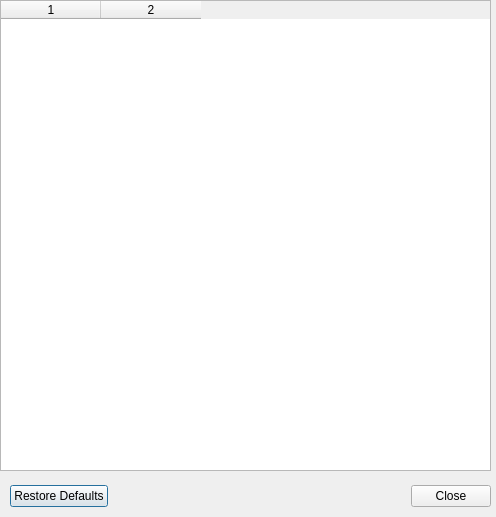
Before: the Qt Designer form src/keyboardshortcuts.ui in CsoundQt/CsoundQt, drawn with Qt 5.
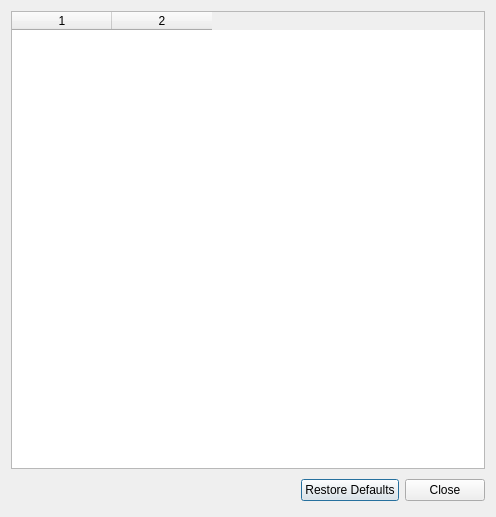
After: the same form once the commit is applied.

Commit message: Keyboard shortcuts window now scales properly Added set Editor Focus action (Alt+0 default shortcut) Inspector now switches to appropriate line when keyboard is used to navigate it.

Diff of the .ui file:
```diff
--- a/src/keyboardshortcuts.ui
+++ b/src/keyboardshortcuts.ui
@@ -21,29 +21,39 @@
   <property name="windowTitle" >
    <string>Keyboard Shortcuts</string>
   </property>
-  <widget class="QWidget" name="layoutWidget" >
-   <property name="geometry" >
-    <rect>
-     <x>10</x>
-     <y>480</y>
-     <width>481</width>
-     <height>33</height>
-    </rect>
-   </property>
-   <layout class="QHBoxLayout" >
-    <property name="spacing" >
+  <layout class="QVBoxLayout" name="verticalLayout_2">
+   <item>
+    <widget class="QTableWidget" name="tableWidget">
+     <property name="minimumSize">
+      <size>
+       <width>2</width>
+       <height>0</height>
+      </size>
+     </property>
+     <property name="baseSize">
+      <size>
+       <width>2</width>
+       <height>0</height>
+      </size>
+     </property>
+     <property name="rowCount">
+      <number>0</number>
+     </property>
+     <property name="columnCount">
+      <number>2</number>
+     </property>
+     <column/>
+     <column/>
+    </widget>
+   </item>
+   <item>
+    <layout class="QHBoxLayout">
+     <property name="spacing">
      <number>6</number>
     </property>
     <property name="margin" >
      <number>0</number>
     </property>
-    <item>
-     <widget class="QPushButton" name="restorePushButton" >
-      <property name="text" >
-       <string>Restore Defaults</string>
-      </property>
-     </widget>
-    </item>
     <item>
      <spacer>
       <property name="orientation" >
@@ -58,44 +68,22 @@
      </spacer>
     </item>
     <item>
-     <widget class="QPushButton" name="cancelButton" >
-      <property name="text" >
+      <widget class="QPushButton" name="restorePushButton">
+       <property name="text">
+        <string>Restore Defaults</string>
+       </property>
+      </widget>
+     </item>
+     <item>
+      <widget class="QPushButton" name="cancelButton">
+       <property name="text">
        <string>Close</string>
       </property>
      </widget>
     </item>
    </layout>
-  </widget>
-  <widget class="QTableWidget" name="tableWidget" >
-   <property name="geometry" >
-    <rect>
-     <x>0</x>
-     <y>0</y>
-     <width>491</width>
-     <height>471</height>
-    </rect>
-   </property>
-   <property name="minimumSize" >
-    <size>
-     <width>2</width>
-     <height>0</height>
-    </size>
-   </property>
-   <property name="baseSize" >
-    <size>
-     <width>2</width>
-     <height>0</height>
-    </size>
-   </property>
-   <property name="rowCount" >
-    <number>0</number>
-   </property>
-   <property name="columnCount" >
-    <number>2</number>
-   </property>
-   <column/>
-   <column/>
-  </widget>
+   </item>
+  </layout>
  </widget>
  <resources/>
  <connections>
```
Left out of the diff: 25 changed lines with no effect on the pictures. Lines whose indentation alone changed are shown as unchanged. The commit also changes 6 other files.
